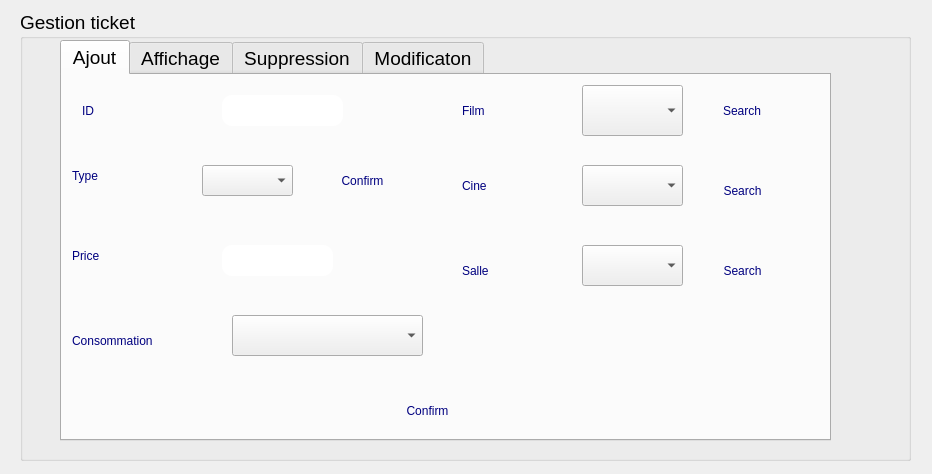
Old version of the form integration_f/ticket_page.ui in the repository SeifEddineAmara/smart-cinema-2A4.
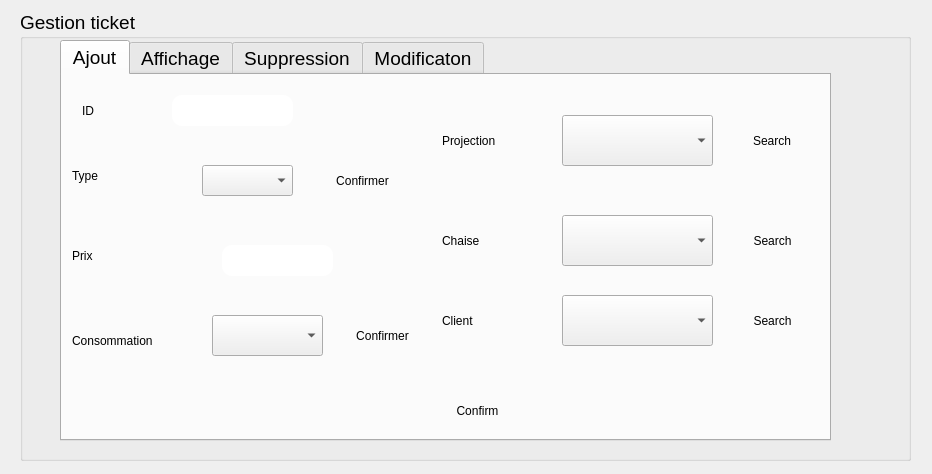
New version of the form. The open tabs and pages were chosen to show the change. Icons and pictures are not drawn.

Diff of the .ui file:
```diff
--- a/integration_f/ticket_page.ui
+++ b/integration_f/ticket_page.ui
@@ -66,7 +66,6 @@
       </property>
       <property name="styleSheet">
        <string notr="true">border-radius : 10px ;
-color: rgb(0, 0, 127);
 font: 14pt &quot;MS Shell Dlg 2&quot;;</string>
       </property>
       <property name="text">
@@ -84,11 +83,10 @@
       </property>
       <property name="styleSheet">
        <string notr="true">border-radius : 10px ;
-color: rgb(0, 0, 127);
 font: 14pt &quot;MS Shell Dlg 2&quot;;</string>
       </property>
       <property name="text">
-       <string>Price</string>
+       <string>Prix</string>
       </property>
      </widget>
      <widget class="QLabel" name="label_3">
@@ -102,7 +100,6 @@
       </property>
       <property name="styleSheet">
        <string notr="true">border-radius : 10px ;
-color: rgb(0, 0, 127);
 font: 14pt &quot;MS Shell Dlg 2&quot;;</string>
       </property>
       <property name="text">
@@ -114,41 +111,22 @@
        <rect>
         <x>10</x>
         <y>240</y>
-        <width>151</width>
+        <width>131</width>
         <height>51</height>
        </rect>
       </property>
       <property name="styleSheet">
        <string notr="true">border-radius : 10px ;
-color: rgb(0, 0, 127);
 font: 14pt &quot;MS Shell Dlg 2&quot;;</string>
       </property>
       <property name="text">
        <string>Consommation</string>
       </property>
      </widget>
-     <widget class="QLabel" name="label_5">
-      <property name="geometry">
-       <rect>
-        <x>400</x>
-        <y>10</y>
-        <width>91</width>
-        <height>51</height>
-       </rect>
-      </property>
-      <property name="styleSheet">
-       <string notr="true">border-radius : 10px ;
-color: rgb(0, 0, 127);
-font: 14pt &quot;MS Shell Dlg 2&quot;;</string>
-      </property>
-      <property name="text">
-       <string>Film</string>
-      </property>
-     </widget>
      <widget class="QLineEdit" name="lineEdit_id">
       <property name="geometry">
        <rect>
-        <x>160</x>
+        <x>110</x>
         <y>20</y>
         <width>121</width>
         <height>31</height>
@@ -177,9 +155,9 @@
      <widget class="QComboBox" name="comboBox_consommation">
       <property name="geometry">
        <rect>
-        <x>170</x>
+        <x>150</x>
         <y>240</y>
-        <width>191</width>
+        <width>111</width>
         <height>41</height>
        </rect>
       </property>
@@ -187,138 +165,6 @@
        <string notr="true">border-image: whit</string>
       </property>
      </widget>
-     <widget class="QComboBox" name="comboBox_film">
-      <property name="geometry">
-       <rect>
-        <x>520</x>
-        <y>10</y>
-        <width>101</width>
-        <height>51</height>
-       </rect>
-      </property>
-      <property name="styleSheet">
-       <string notr="true">border-image: whit</string>
-      </property>
-     </widget>
-     <widget class="QLabel" name="label_6">
-      <property name="geometry">
-       <rect>
-        <x>400</x>
-        <y>90</y>
-        <width>91</width>
-        <height>41</height>
-       </rect>
-      </property>
-      <property name="styleSheet">
-       <string notr="true">border-radius : 10px ;
-color: rgb(0, 0, 127);
-font: 14pt &quot;MS Shell Dlg 2&quot;;</string>
-      </property>
-      <property name="text">
-       <string>Cine</string>
-      </property>
-     </widget>
-     <widget class="QComboBox" name="comboBox_cine">
-      <property name="geometry">
-       <rect>
-        <x>520</x>
-        <y>90</y>
-        <width>101</width>
-        <height>41</height>
-       </rect>
-      </property>
-      <property name="styleSheet">
-       <string notr="true">border-image: whit</string>
-      </property>
-     </widget>
-     <widget class="QLabel" name="label_7">
-      <property name="geometry">
-       <rect>
-        <x>400</x>
-        <y>170</y>
-        <width>91</width>
-        <height>51</height>
-       </rect>
-      </property>
-      <property name="styleSheet">
-       <string notr="true">border-radius : 10px ;
-color: rgb(0, 0, 127);
-font: 14pt &quot;MS Shell Dlg 2&quot;;</string>
-      </property>
-      <property name="text">
-       <string>Salle</string>
-      </property>
-     </widget>
-     <widget class="QComboBox" name="comboBox_salle">
-      <property name="geometry">
-       <rect>
-        <x>520</x>
-        <y>170</y>
-        <width>101</width>
-        <height>41</height>
-       </rect>
-      </property>
-      <property name="styleSheet">
-       <string notr="true">border-image: whit</string>
-      </property>
-     </widget>
-     <widget class="QPushButton" name="pushButton_update_film_cine">
-      <property name="geometry">
-       <rect>
-        <x>640</x>
-        <y>10</y>
-        <width>80</width>
-        <height>51</height>
-       </rect>
-      </property>
-      <property name="styleSheet">
-       <string notr="true">border-radius : 10px ;
-color: rgb(0, 0, 127);
-font: 14pt &quot;MS Shell Dlg 2&quot;;
-border-image: url(:/new/prefix3/orange.png);</string>
-      </property>
-      <property name="text">
-       <string>Search</string>
-      </property>
-     </widget>
-     <widget class="QPushButton" name="pushButton_update_cine_salle">
-      <property name="geometry">
-       <rect>
-        <x>640</x>
-        <y>90</y>
-        <width>81</width>
-        <height>51</height>
-       </rect>
-      </property>
-      <property name="styleSheet">
-       <string notr="true">border-radius : 10px ;
-color: rgb(0, 0, 127);
-font: 14pt &quot;MS Shell Dlg 2&quot;;
-border-image: url(:/new/prefix3/orange.png);</string>
-      </property>
-      <property name="text">
-       <string>Search</string>
-      </property>
-     </widget>
-     <widget class="QPushButton" name="pushButton_update_salle_horaire">
-      <property name="geometry">
-       <rect>
-        <x>640</x>
-        <y>170</y>
-        <width>81</width>
-        <height>51</height>
-       </rect>
-      </property>
-      <property name="styleSheet">
-       <string notr="true">border-radius : 10px ;
-color: rgb(0, 0, 127);
-font: 14pt &quot;MS Shell Dlg 2&quot;;
-border-image: url(:/new/prefix3/orange.png);</string>
-      </property>
-      <property name="text">
-       <string>Search</string>
-      </property>
-     </widget>
      <widget class="QPushButton" name="pushButton_confirm_type">
       <property name="geometry">
        <rect>
@@ -330,12 +176,11 @@
       </property>
       <property name="styleSheet">
        <string notr="true">border-radius : 10px ;
-color: rgb(0, 0, 127);
 font: 14pt &quot;MS Shell Dlg 2&quot;;
 border-image: url(:/new/prefix3/orange.png);</string>
       </property>
       <property name="text">
-       <string>Confirm</string>
+       <string>Confirmer</string>
       </property>
      </widget>
      <widget class="QLineEdit" name="lineEdit_price">
@@ -360,7 +205,7 @@
      <widget class="QPushButton" name="pushButton_confirm_ajout">
       <property name="geometry">
        <rect>
-        <x>280</x>
+        <x>330</x>
         <y>310</y>
         <width>171</width>
         <height>51</height>
@@ -368,14 +213,175 @@
       </property>
       <property name="styleSheet">
        <string notr="true">border-radius : 10px ;
-color: rgb(0, 0, 127);
-font: 14pt &quot;MS Shell Dlg 2&quot;;
 border-image: url(:/new/prefix3/orange.png);</string>
       </property>
       <property name="text">
        <string>Confirm</string>
       </property>
      </widget>
+     <widget class="QPushButton" name="pushButton_update_chaise_id">
+      <property name="geometry">
+       <rect>
+        <x>670</x>
+        <y>140</y>
+        <width>81</width>
+        <height>51</height>
+       </rect>
+      </property>
+      <property name="styleSheet">
+       <string notr="true">border-image: url(:/new/prefix3/orange.png);
+border-radius : 10px ;
+font: 14pt &quot;MS Shell Dlg 2&quot;;</string>
+      </property>
+      <property name="text">
+       <string>Search</string>
+      </property>
+     </widget>
+     <widget class="QLabel" name="label_5">
+      <property name="geometry">
+       <rect>
+        <x>380</x>
+        <y>40</y>
+        <width>111</width>
+        <height>51</height>
+       </rect>
+      </property>
+      <property name="styleSheet">
+       <string notr="true">border-radius : 10px ;
+font: 14pt &quot;MS Shell Dlg 2&quot;;</string>
+      </property>
+      <property name="text">
+       <string>Projection</string>
+      </property>
+     </widget>
+     <widget class="QLabel" name="label_7">
+      <property name="geometry">
+       <rect>
+        <x>380</x>
+        <y>220</y>
+        <width>81</width>
+        <height>51</height>
+       </rect>
+      </property>
+      <property name="styleSheet">
+       <string notr="true">border-radius : 10px ;
+font: 14pt &quot;MS Shell Dlg 2&quot;;</string>
+      </property>
+      <property name="text">
+       <string>Client</string>
+      </property>
+     </widget>
+     <widget class="QComboBox" name="comboBox_projection">
+      <property name="geometry">
+       <rect>
+        <x>500</x>
+        <y>40</y>
+        <width>151</width>
+        <height>51</height>
+       </rect>
+      </property>
+      <property name="styleSheet">
+       <string notr="true">border-image: whit</string>
+      </property>
+     </widget>
+     <widget class="QComboBox" name="comboBox_client">
+      <property name="geometry">
+       <rect>
+        <x>500</x>
+        <y>220</y>
+        <width>151</width>
+        <height>51</height>
+       </rect>
+      </property>
+      <property name="styleSheet">
+       <string notr="true">border-image: whit</string>
+      </property>
+     </widget>
+     <widget class="QLabel" name="label_6">
+      <property name="geometry">
+       <rect>
+        <x>380</x>
+        <y>140</y>
+        <width>91</width>
+        <height>51</height>
+       </rect>
+      </property>
+      <property name="styleSheet">
+       <string notr="true">border-radius : 10px ;
+font: 14pt &quot;MS Shell Dlg 2&quot;;</string>
+      </property>
+      <property name="text">
+       <string>Chaise</string>
+      </property>
+     </widget>
+     <widget class="QPushButton" name="pushButton_update_client">
+      <property name="geometry">
+       <rect>
+        <x>670</x>
+        <y>220</y>
+        <width>81</width>
+        <height>51</height>
+       </rect>
+      </property>
+      <property name="styleSheet">
+       <string notr="true">border-image: url(:/new/prefix3/orange.png);
+border-radius : 10px ;
+font: 14pt &quot;MS Shell Dlg 2&quot;;</string>
+      </property>
+      <property name="text">
+       <string>Search</string>
+      </property>
+     </widget>
+     <widget class="QComboBox" name="comboBox_chaise">
+      <property name="geometry">
+       <rect>
+        <x>500</x>
+        <y>140</y>
+        <width>151</width>
+        <height>51</height>
+       </rect>
+      </property>
+      <property name="styleSheet">
+       <string notr="true">border-image: whit</string>
+      </property>
+     </widget>
+     <widget class="QPushButton" name="pushButton_update_projection">
+      <property name="geometry">
+       <rect>
+        <x>670</x>
+        <y>40</y>
+        <width>80</width>
+        <height>51</height>
+       </rect>
+      </property>
+      <property name="styleSheet">
+       <string notr="true">border-image: url(:/new/prefix3/orange.png);
+border-radius : 10px ;
+font: 14pt &quot;MS Shell Dlg 2&quot;;
+</string>
+      </property>
+      <property name="text">
+       <string>Search</string>
+      </property>
+     </widget>
+     <widget class="QPushButton" name="pushButton_confirm_consomm">
+      <property name="geometry">
+       <rect>
+        <x>270</x>
+        <y>240</y>
+        <width>101</width>
+        <height>41</height>
+       </rect>
+      </property>
+      <property name="styleSheet">
+       <string notr="true">border-radius : 10px ;
+font: 14pt &quot;MS Shell Dlg 2&quot;;
+border-image: url(:/new/prefix3/orange.png);</string>
+      </property>
+      <property name="text">
+       <string>Confirmer</string>
+      </property>
+     </widget>
     </widget>
     <widget class="QWidget" name="tab_2">
      <attribute name="title">
```
Left out of the diff: 152 changed lines with no effect on the pictures.
